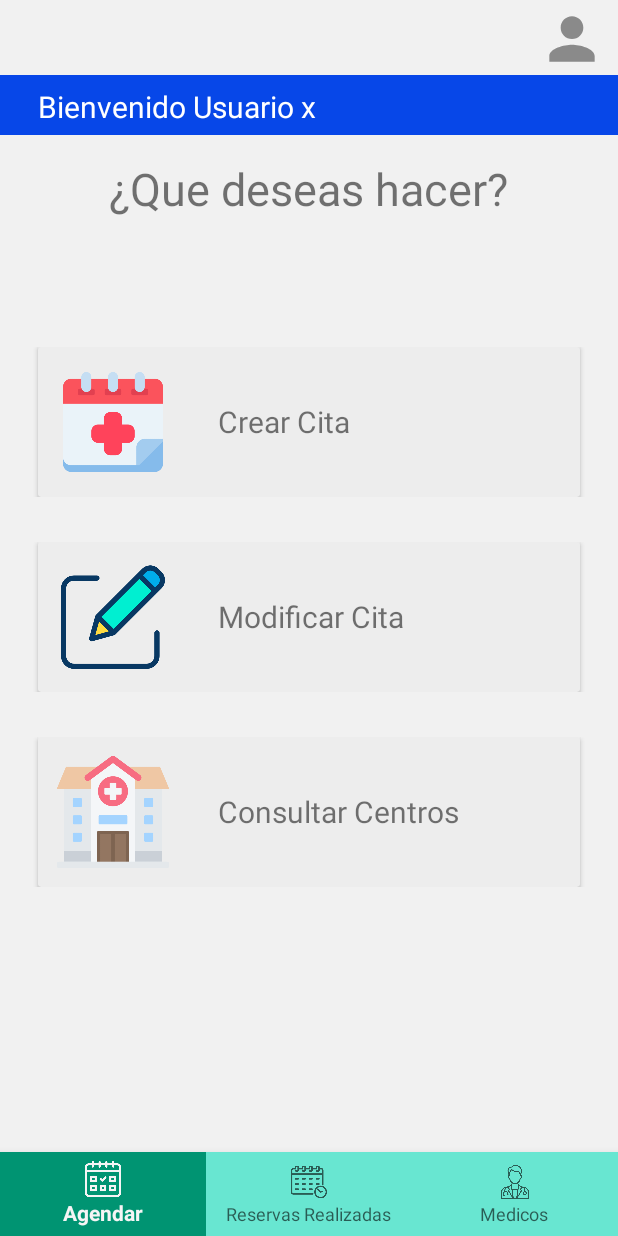
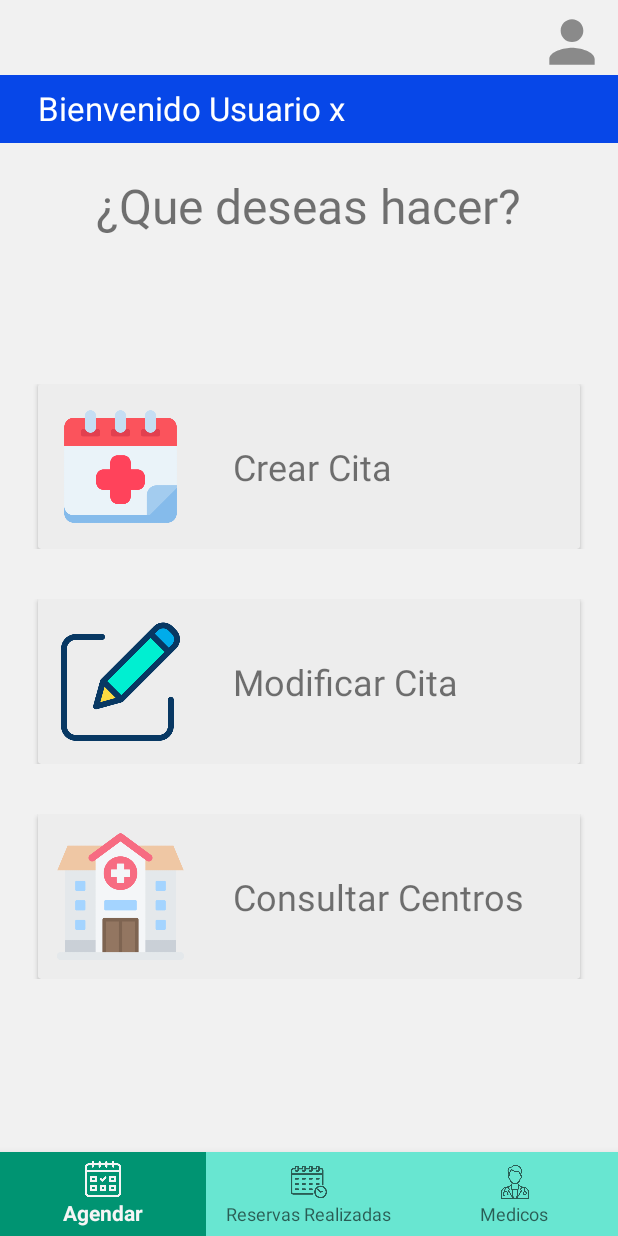
Before and after one commit to AlexanderMaya/ReservaClinica, an Android app: the screen it shows after launch (Contenedor), after a tap on "INICIAR SESION", on a phone screen of 412 x 824 dp. Run offline under Robolectric (Android 15) with nearby library versions, the phone set to English and light mode, and no system bars; our stand-ins replace CircleImageView.

Commit message:
100% Funcional transicicones

```diff
--- a/app/src/main/java/com/straccion/reservahotel/Contenedor.java
+++ b/app/src/main/java/com/straccion/reservahotel/Contenedor.java
@@ -40,6 +40,8 @@ public class Contenedor extends AppCompatActivity {
                 abrirFragmento(new reservarCita());
             }else if (valorRecibido == 4) {
                 abrirFragmento(new centrosClinicos());
+            }else if (valorRecibido == 5) {
+                abrirFragmento(new medicos());
             }
         }else {
             //abrirFragmento(new ingresarReserva());
--- a/app/src/main/java/com/straccion/reservahotel/fragmentos_agendar/reservaFiltro.java
+++ b/app/src/main/java/com/straccion/reservahotel/fragmentos_agendar/reservaFiltro.java
@@ -78,21 +78,21 @@ public class reservaFiltro extends Fragment {
         btnConsultar.setOnClickListener(new View.OnClickListener() {
             @Override
             public void onClick(View view) {
-                consular(3);
+                consultar(3);
             }
         });
 
         imgRegresar.setOnClickListener(new View.OnClickListener() {
             @Override
             public void onClick(View view) {
-                consular(1);
+                consultar(1);
             }
         });
 
         return mView;
     }
 
-    public void consular(int abrirventana){
+    public void consultar(int abrirventana){
         Intent intent = new Intent(getContext(), Contenedor.class);
         int ventana = abrirventana;
         intent.putExtra("abrir_Contenedor", ventana);
--- a/app/src/main/res/layout/fragment_centros_clinicos.xml
+++ b/app/src/main/res/layout/fragment_centros_clinicos.xml
@@ -41,12 +41,14 @@
         android:layout_width="match_parent"
         android:layout_height="match_parent"
         android:orientation="vertical"
-        app:layout_behavior="@string/appbar_scrolling_view_behavior">
+        app:layout_behavior="@string/appbar_scrolling_view_behavior"
+        android:layout_marginBottom="35dp">
 
         <ScrollView
             android:layout_width="match_parent"
             android:layout_height="match_parent"
             android:layout_marginTop="50dp"
+            android:layout_marginBottom="10dp"
             android:layout_above="@id/bottomNavigationView">
 
             <LinearLayout
--- a/app/src/main/res/layout/fragment_ingresar_reserva.xml
+++ b/app/src/main/res/layout/fragment_ingresar_reserva.xml
@@ -1,5 +1,6 @@
 <?xml version="1.0" encoding="utf-8"?>
-<androidx.coordinatorlayout.widget.CoordinatorLayout xmlns:android="http://schemas.android.com/apk/res/android"
+<RelativeLayout
+    xmlns:android="http://schemas.android.com/apk/res/android"
     xmlns:tools="http://schemas.android.com/tools"
     android:layout_width="match_parent"
     android:layout_height="match_parent"
@@ -7,18 +8,24 @@
     tools:context=".fragmentos_agendar.ingresarReserva"
     android:background="@color/grisClaro">
 
+    <LinearLayout
+        android:layout_width="match_parent"
+        android:layout_height="wrap_content"
+        android:orientation="vertical"
+        android:layout_marginRight="8dp"
+        android:layout_marginTop="5dp">
+
         <de.hdodenhof.circleimageview.CircleImageView
             android:id="@+id/circleImageChat"
             android:layout_width="45dp"
             android:layout_height="45dp"
             android:src="@drawable/ic_person_usuario"
-        android:layout_gravity="top|right"
-        android:layout_marginRight="8dp"
-        android:layout_marginTop="3dp"/>
+            android:layout_gravity="right" />
+    </LinearLayout>
 
     <View
         android:layout_width="match_parent"
-        android:layout_height="40dp"
+        android:layout_height="45dp"
         android:layout_marginTop="50dp"
         android:background="@color/blue"/>
 
@@ -28,21 +35,34 @@
         android:text="Bienvenido Usuario x"
         android:textColor="@color/white"
         android:layout_marginTop="57dp"
-        android:textSize="20dp"
+        android:textSize="22dp"
         android:layout_marginLeft="25dp"/>
 
     <LinearLayout
         android:layout_width="match_parent"
-        android:layout_height="match_parent"
-        android:orientation="vertical">
+        android:layout_height="wrap_content"
+        android:orientation="vertical"
+        android:layout_marginTop="115dp">
 
         <TextView
             android:layout_width="wrap_content"
             android:layout_height="wrap_content"
             android:text="¿Que deseas hacer?"
             android:layout_gravity="center"
-            android:textSize="30dp"
-            android:layout_marginTop="105dp"/>
+            android:textSize="32dp" />
+    </LinearLayout>
+
+    <LinearLayout
+        android:layout_width="match_parent"
+        android:layout_height="wrap_content"
+        android:orientation="vertical"
+        android:layout_centerInParent="true">
+
+
+        <LinearLayout
+            android:layout_width="match_parent"
+            android:layout_height="wrap_content"
+            android:orientation="vertical">
 
             <LinearLayout
                 android:layout_width="match_parent"
@@ -65,8 +85,8 @@
                         android:layout_height="match_parent">
 
                         <ImageView
-                        android:layout_width="100dp"
-                        android:layout_height="100dp"
+                            android:layout_width="110dp"
+                            android:layout_height="110dp"
                             android:src="@drawable/icon_agendar"
                             android:padding="10dp"
                             android:scaleType="centerCrop"/>
@@ -80,7 +100,7 @@
                             <TextView
                                 android:layout_width="wrap_content"
                                 android:layout_height="wrap_content"
-                            android:textSize="20dp"
+                                android:textSize="24dp"
                                 android:text="Crear Cita " />
                         </LinearLayout>
                     </LinearLayout>
@@ -92,7 +112,7 @@
                 android:layout_height="wrap_content"
                 android:orientation="horizontal"
                 android:gravity="center_vertical"
-            android:layout_marginTop="30dp">
+                android:layout_marginTop="33dp">
 
                 <androidx.cardview.widget.CardView
                     android:id="@+id/cardModificarCita"
@@ -102,13 +122,14 @@
                     android:layout_marginLeft="25dp"
                     android:layout_marginRight="25dp"
                     app:cardBackgroundColor="@color/grisClaro2.0">
+
                     <LinearLayout
                         android:layout_width="match_parent"
                         android:layout_height="match_parent">
 
                         <ImageView
-                        android:layout_width="100dp"
-                        android:layout_height="100dp"
+                            android:layout_width="110dp"
+                            android:layout_height="110dp"
                             android:src="@drawable/icon_editar"
                             android:padding="15dp"
                             android:scaleType="centerCrop"/>
@@ -122,7 +143,7 @@
                             <TextView
                                 android:layout_width="wrap_content"
                                 android:layout_height="wrap_content"
-                            android:textSize="20dp"
+                                android:textSize="24dp"
                                 android:text="Modificar Cita" />
                         </LinearLayout>
                     </LinearLayout>
@@ -134,7 +155,7 @@
                 android:layout_height="wrap_content"
                 android:orientation="horizontal"
                 android:gravity="center_vertical"
-            android:layout_marginTop="30dp">
+                android:layout_marginTop="33dp">
 
                 <androidx.cardview.widget.CardView
                     android:id="@+id/cardConsultarCentros"
@@ -149,8 +170,8 @@
                         android:layout_height="match_parent">
 
                         <ImageView
-                        android:layout_width="100dp"
-                        android:layout_height="100dp"
+                            android:layout_width="110dp"
+                            android:layout_height="110dp"
                             android:src="@drawable/icon_clinica"
                             android:padding="10dp"
                             android:scaleType="centerCrop"/>
@@ -164,7 +185,7 @@
                             <TextView
                                 android:layout_width="wrap_content"
                                 android:layout_height="wrap_content"
-                            android:textSize="20dp"
+                                android:textSize="24dp"
                                 android:text="Consultar Centros " />
                         </LinearLayout>
                     </LinearLayout>
@@ -173,4 +194,8 @@
             </LinearLayout>
 
         </LinearLayout>
-</androidx.coordinatorlayout.widget.CoordinatorLayout>
+
+
+
+    </LinearLayout>
+</RelativeLayout>
--- a/app/src/main/res/layout/fragment_medicos.xml
+++ b/app/src/main/res/layout/fragment_medicos.xml
@@ -13,7 +13,7 @@
         android:orientation="horizontal">
 
         <de.hdodenhof.circleimageview.CircleImageView
-            android:id="@+id/circleVolverEdit"
+            android:id="@+id/imgVolverFiltro"
             android:layout_width="45dp"
             android:layout_height="45dp"
             android:src="@drawable/icon_atras"
```
Also changed, not shown: app/src/main/java/com/straccion/reservahotel/fragmento_medicos/filtrosMedicos.java (+22 -1 lines), app/src/main/java/com/straccion/reservahotel/fragmento_medicos/medicos.java (+18 -1 lines), app/src/main/res/layout/fragment_filtros_medicos.xml (+24 -8 lines). Lines whose indentation alone changed are shown as unchanged.
